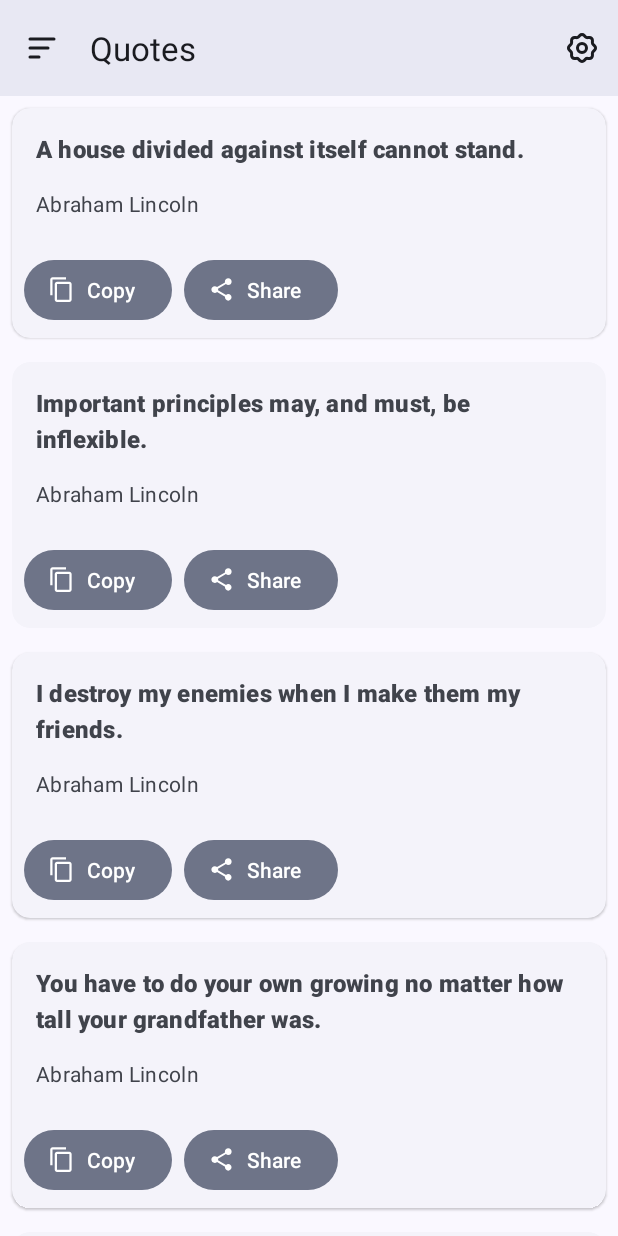
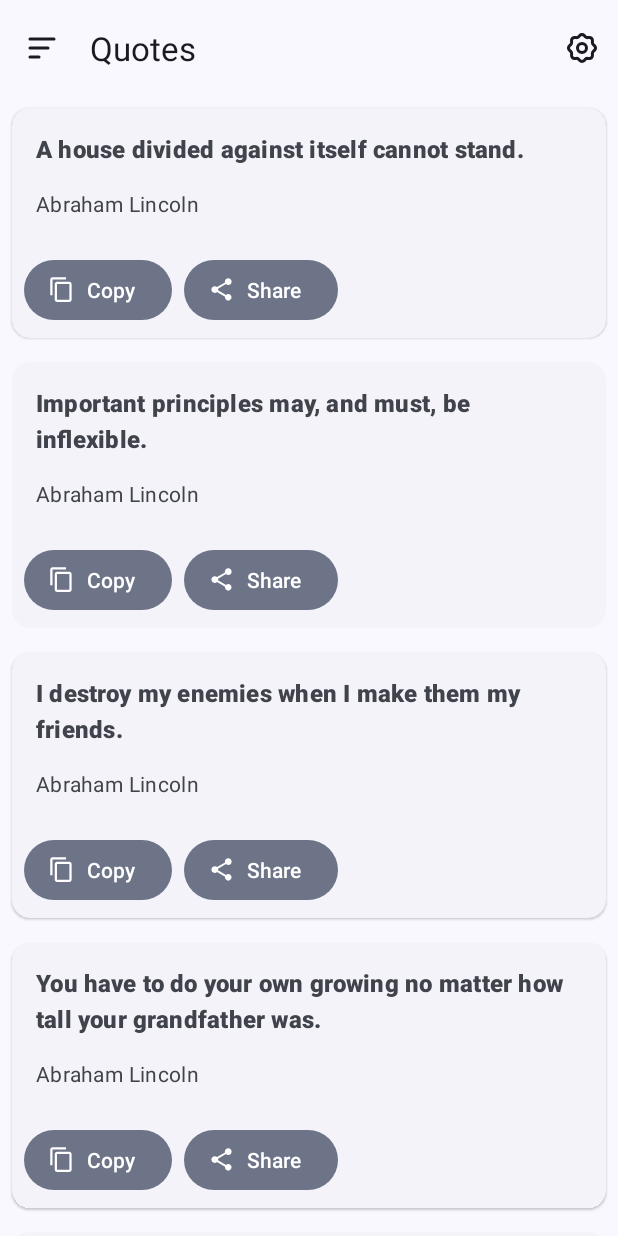
Before and after one commit to Lijucay/Qwotable, an Android app: the fragment dwyl_quotes placed in its activity, in the side drawer, after a tap on "Quotes", on a phone screen of 412 x 824 dp. Run offline under Robolectric (Android 15) with nearby library versions, the phone set to English and light mode, and no system bars; our stand-ins replace Volley; network calls fail; 2 statements that could not run were skipped.

Commit message:
Adding edge-to-edge design

```diff
--- a/app/src/main/java/com/lijukay/quotesAltDesign/activities/MainActivity.java
+++ b/app/src/main/java/com/lijukay/quotesAltDesign/activities/MainActivity.java
@@ -16,9 +16,15 @@ import android.os.Bundle;
 import android.util.DisplayMetrics;
 import android.view.Menu;
 import android.view.MenuItem;
+import android.view.View;
+import android.view.ViewGroup;
 
 import androidx.annotation.NonNull;
 import androidx.appcompat.app.AppCompatActivity;
+import androidx.core.graphics.Insets;
+import androidx.core.view.ViewCompat;
+import androidx.core.view.WindowCompat;
+import androidx.core.view.WindowInsetsCompat;
 import androidx.drawerlayout.widget.DrawerLayout;
 
 import com.google.android.material.appbar.MaterialToolbar;
@@ -99,6 +105,8 @@ public class MainActivity extends AppCompatActivity {
 
         setContentView(R.layout.activity_main);
 
+        WindowCompat.setDecorFitsSystemWindows(getWindow(), false);
+
         Intent serviceIntent = new Intent(this, InternetService.class);
         mIntentFilter = new IntentFilter();
         mIntentFilter.addAction(BroadCastStringForAction);
@@ -106,15 +114,10 @@ public class MainActivity extends AppCompatActivity {
         internet = isOnline(getApplicationContext());
 
         MaterialToolbar materialToolbar = findViewById(R.id.top_app_bar);
-        int color = SurfaceColors.SURFACE_2.getColor(this);
         boolean tablet = getResources().getBoolean(R.bool.isTablet);
         navigationView = findViewById(R.id.navigation_view);
 
         setSupportActionBar(materialToolbar);
-
-        getWindow().setStatusBarColor(color);
-        getWindow().setNavigationBarColor(color);
-        materialToolbar.setBackgroundColor(color);
 
         if (!tablet || this.getResources().getConfiguration().orientation == Configuration.ORIENTATION_PORTRAIT) {
             drawerLayout = findViewById(R.id.drawer_layout);
@@ -164,7 +167,6 @@ public class MainActivity extends AppCompatActivity {
             }
             return false;
         });
-
     }
         /*else {
             navigationRailView.setSelectedItemId(R.id.home_item);
--- a/app/src/main/java/com/lijukay/quotesAltDesign/fragments/dwyl_quotes.java
+++ b/app/src/main/java/com/lijukay/quotesAltDesign/fragments/dwyl_quotes.java
@@ -6,6 +6,9 @@ import android.content.ClipData;
 import android.content.ClipboardManager;
 import android.os.Bundle;
 
+import androidx.core.graphics.Insets;
+import androidx.core.view.ViewCompat;
+import androidx.core.view.WindowInsetsCompat;
 import androidx.fragment.app.Fragment;
 import androidx.recyclerview.widget.LinearLayoutManager;
 import androidx.recyclerview.widget.RecyclerView;
@@ -38,8 +41,6 @@ public class dwyl_quotes extends Fragment implements RecyclerViewInterface {
     View v;
     private RecyclerView recyclerView;
     boolean tablet;
-    private ArrayList<AllItem> items;
-    private QuotesAdapter adapter;
 
     @Override
     public View onCreateView(LayoutInflater inflater, ViewGroup container,
@@ -56,7 +57,7 @@ public class dwyl_quotes extends Fragment implements RecyclerViewInterface {
             recyclerView.setLayoutManager(new LinearLayoutManager(requireContext().getApplicationContext()));
         }
 
-        items = new ArrayList<>();
+        ArrayList<AllItem> items = new ArrayList<>();
 
         try {
 
@@ -85,9 +86,16 @@ public class dwyl_quotes extends Fragment implements RecyclerViewInterface {
             e.printStackTrace();
         }
 
-        adapter = new QuotesAdapter(getActivity(), items, this);
+        QuotesAdapter adapter = new QuotesAdapter(getActivity(), items, this);
         recyclerView.setAdapter(adapter);
 
+        ViewCompat.setOnApplyWindowInsetsListener(recyclerView, (v, windowInsets) -> {
+            Insets insets = windowInsets.getInsets(WindowInsetsCompat.Type.systemBars());
+
+            recyclerView.setPadding(0,0,0,insets.bottom);
+
+            return WindowInsetsCompat.CONSUMED;
+        });
 
         return v;
     }
--- a/app/src/main/res/layout/fragment_add_own_quotes.xml
+++ b/app/src/main/res/layout/fragment_add_own_quotes.xml
@@ -9,6 +9,7 @@
     <androidx.recyclerview.widget.RecyclerView
         android:layout_width="match_parent"
         android:layout_height="match_parent"
+        android:clipToPadding="false"
         android:id="@+id/add_own_quotes_rv"/>
 
     <com.google.android.material.floatingactionbutton.ExtendedFloatingActionButton
@@ -30,6 +31,7 @@
         android:gravity="center">
 
         <com.airbnb.lottie.LottieAnimationView
+            android:id="@+id/lottiNoData"
             android:layout_width="300dp"
             android:layout_height="300dp"
             app:lottie_autoPlay="true"
--- a/app/src/main/res/layout/fragment_dwyl_quotes.xml
+++ b/app/src/main/res/layout/fragment_dwyl_quotes.xml
@@ -8,6 +8,7 @@
     <androidx.recyclerview.widget.RecyclerView
         android:layout_width="match_parent"
         android:layout_height="match_parent"
-        android:id="@+id/quotesRV"/>
+        android:id="@+id/quotesRV"
+        android:clipToPadding="false"/>
 
 </FrameLayout>
--- a/app/src/main/res/layout/fragment_home.xml
+++ b/app/src/main/res/layout/fragment_home.xml
@@ -7,7 +7,9 @@
 
     <androidx.core.widget.NestedScrollView
         android:layout_width="match_parent"
-        android:layout_height="match_parent">
+        android:layout_height="match_parent"
+        android:clipToPadding="false"
+        android:id="@+id/nsv">
         <LinearLayout
             android:layout_width="match_parent"
             android:layout_height="match_parent"
--- a/app/src/main/res/layout/fragment_information.xml
+++ b/app/src/main/res/layout/fragment_information.xml
@@ -15,7 +15,8 @@
         <androidx.recyclerview.widget.RecyclerView
             android:id="@+id/informationRV"
             android:layout_width="match_parent"
-            android:layout_height="match_parent"/>
+            android:layout_height="match_parent"
+            android:clipToPadding="false"/>
     </androidx.swiperefreshlayout.widget.SwipeRefreshLayout>
 
     <LinearLayout
--- a/app/src/main/res/layout/fragment_quotes.xml
+++ b/app/src/main/res/layout/fragment_quotes.xml
@@ -18,7 +18,8 @@
     <androidx.recyclerview.widget.RecyclerView
         android:layout_width="match_parent"
         android:layout_height="match_parent"
-        android:id="@+id/quotesRV"/>
+        android:id="@+id/quotesRV"
+        android:clipToPadding="false"/>
     </androidx.swiperefreshlayout.widget.SwipeRefreshLayout>
     <LinearLayout
         android:layout_width="match_parent"
--- a/app/src/main/res/layout/nav_header_main.xml
+++ b/app/src/main/res/layout/nav_header_main.xml
@@ -11,7 +11,7 @@
         android:id="@+id/title"
         android:layout_width="wrap_content"
         android:layout_height="wrap_content"
-        android:layout_marginTop="24dp"
+        android:layout_marginTop="44dp"
         android:layout_marginStart="24dp"
         android:layout_marginEnd="24dp"
         android:textAppearance="?attr/textAppearanceHeadlineSmall"
```
Also changed, not shown: app/src/main/java/com/lijukay/quotesAltDesign/fragments/AddOwnQuotes.java (+44 -0 lines), app/src/main/java/com/lijukay/quotesAltDesign/fragments/Information.java (+27 -0 lines), app/src/main/java/com/lijukay/quotesAltDesign/fragments/home.java (+10 -0 lines), app/src/main/java/com/lijukay/quotesAltDesign/fragments/quotes.java (+28 -0 lines), app/src/main/java/com/lijukay/quotesAltDesign/fragments/wisdom.java (+26 -0 lines), app/src/main/res/values-night-v31/themes.xml (deleted, +0 -12 lines), app/src/main/res/values-v31/themes.xml (deleted, +0 -14 lines), app/src/main/res/values/themes.xml (+0 -16 lines).
